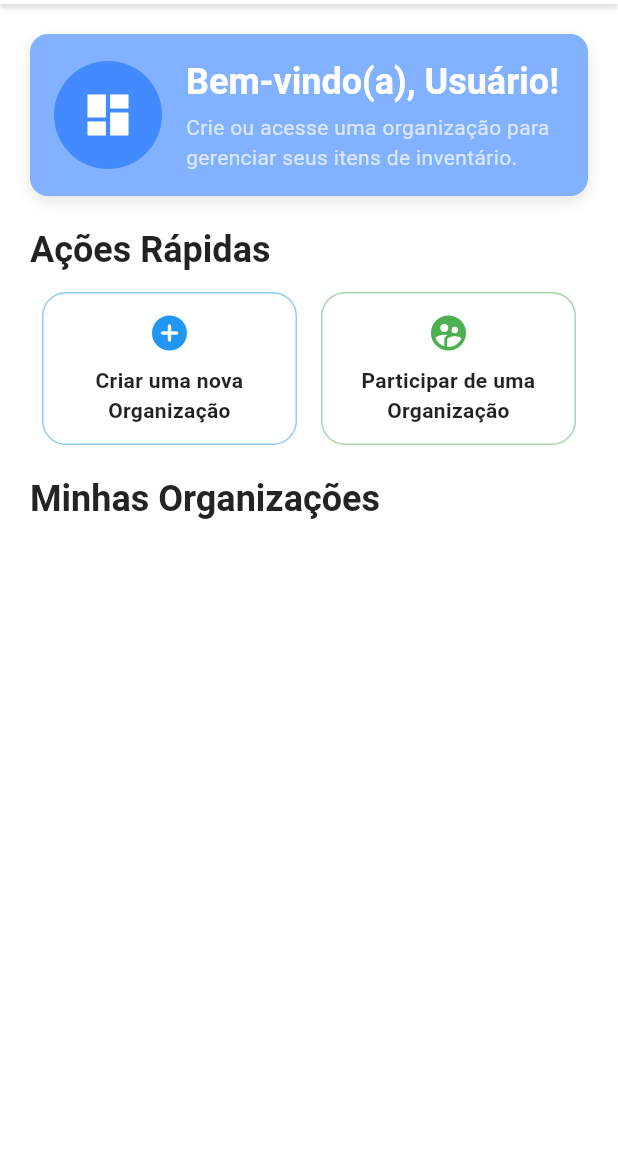
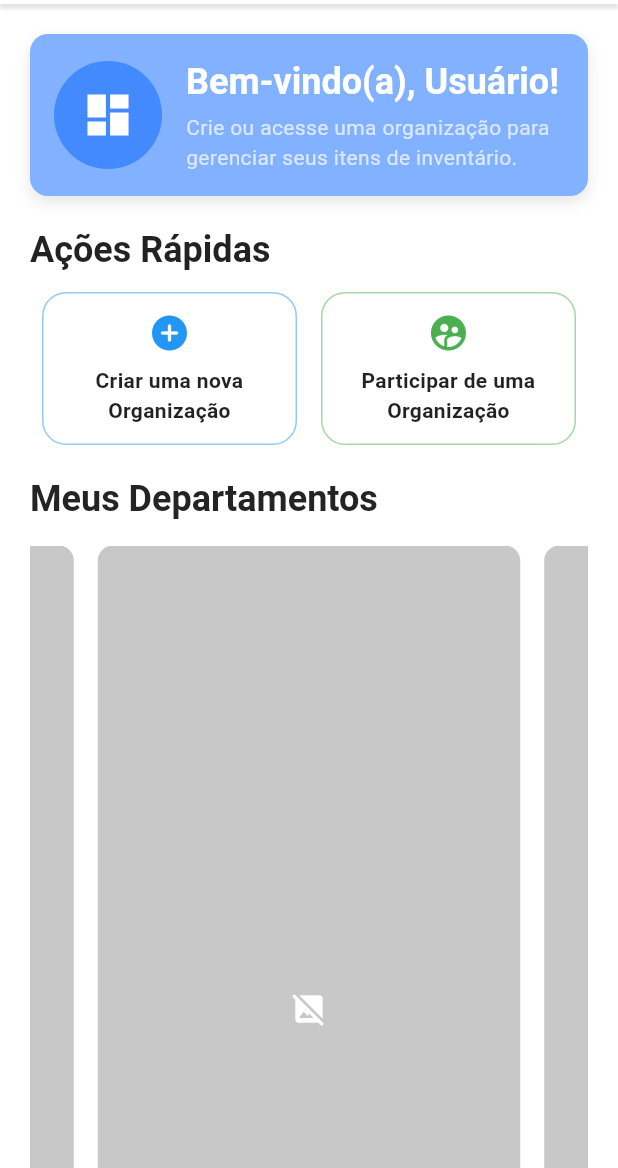
Before and after one commit to stiuff-mobile-devs/inventoryplatform, a Flutter app: the screen it shows after launch, on a phone screen of 412 x 824 dp, the part 68-1236 px from its top. Run offline on Flutter 3.47's test engine with Material 3 defaults, Android fonts, the phone set to English and light mode, and no system bars; drawn by our look-alikes of carousel_slider; our stand-ins replace animated_splash_screen, cached_network_image, connectivity_plus, flutter_svg, get, loading_indicator and 1 more; network calls fail.

Commit message:
carousel departamentos

```diff
--- a/lib/app/bindings/home_bindings.dart
+++ b/lib/app/bindings/home_bindings.dart
@@ -1,5 +1,5 @@
 import 'package:get/get.dart';
-import 'package:inventoryplatform/app/controllers/carrousel_section_controller.dart';
+import 'package:inventoryplatform/app/controllers/carousel_section_controller.dart';
 import 'package:inventoryplatform/app/controllers/home_controller.dart';
 
 class HomeBinding extends Bindings {
--- a/lib/app/controllers/home_controller.dart
+++ b/lib/app/controllers/home_controller.dart
@@ -1,13 +1,25 @@
 import 'package:get/get.dart';
-import 'package:inventoryplatform/app/controllers/carrousel_section_controller.dart';
+import 'package:inventoryplatform/app/controllers/carousel_section_controller.dart';
+import 'package:inventoryplatform/app/data/models/department_model.dart';
 
 class HomeController extends GetxController {
   final CarouselSectionController carouselController = Get.put(CarouselSectionController());
 /* final UtilsService _utilsService = UtilsService();
   final OrganizationRepository organizationRepository =
-      Get.find<OrganizationRepository>();
+      Get.find<OrganizationRepository>();*/
 
-  final RxList<OrganizationModel> organizations = <OrganizationModel>[].obs;*/
+  final List<DepartmentModel> departments = [
+    DepartmentModel(
+      id: '2',
+      title: "Laboratórios",
+      description: 'Um departamento para testes inicialmente vazia.',
+    ),
+    DepartmentModel(
+      id: '1',
+      title: "Embarcações",
+      description: 'Um departamento de exemplo com dados fictícios.',
+    ),
+  ];
 
   @override
   void onInit() {
--- /dev/null
+++ b/lib/app/data/models/department_model.dart
@@ -0,0 +1,53 @@
+class DepartmentModel {
+  String _id;
+  String _title;
+  String? _description;
+  String? _imagePath;
+
+  List<String>? _memberIds;
+  List<String>? _readerIds;
+  List<String>? _entityIds;
+  List<String>? _tagIds;
+  List<String>? _inventoryIds;
+  List<String>? _domainIds;
+
+  DepartmentModel({
+    required String id,
+    required String title,
+    String? description,
+    String? imagePath,
+  })  : _id = id,
+        _title = title,
+        _description = description,
+        _imagePath = imagePath,
+        _memberIds = [],
+        _readerIds = [],
+        _entityIds = [],
+        _tagIds = [],
+        _inventoryIds = [],
+        _domainIds = [];
+
+  String get id => _id;
+  String get title => _title;
+  String? get description => _description;
+  String? get imagePath => _imagePath;
+
+  List<String>? get members => _memberIds;
+  List<String>? get readers => _readerIds;
+  List<String>? get entities => _entityIds;
+  List<String>? get tags => _tagIds;
+  List<String>? get inventories => _inventoryIds;
+  List<String>? get domains => _domainIds;
+
+  set id(String id) => _id = id;
+  set title(String title) => _title = title;
+  set description(String? description) => _description = description;
+  set imagePath(String? imagePath) => _imagePath = imagePath;
+
+  set members(List<String>? members) => _memberIds = members;
+  set readers(List<String>? readers) => _readerIds = readers;
+  set entities(List<String>? entities) => _entityIds = entities;
+  set tags(List<String>? tags) => _tagIds = tags;
+  set inventories(List<String>? inventories) => _inventoryIds = inventories;
+  set domains(List<String>? domains) => _domainIds = domains;
+}
--- a/lib/app/routes/app_routes.dart
+++ b/lib/app/routes/app_routes.dart
@@ -1,5 +1,6 @@
 abstract class Routes {
   static const HOME = '/';
+  static const PANEL = '/panel';
   static const ROUTES = '/routes';
   static const INITIAL = '/initial';
   static const LOGIN = '/login';
--- a/lib/app/ui/device/home_page.dart
+++ b/lib/app/ui/device/home_page.dart
@@ -2,7 +2,9 @@ import 'package:flutter/material.dart';
 import 'package:get/get.dart';
 
 import 'package:inventoryplatform/app/controllers/home_controller.dart';
+import 'package:inventoryplatform/app/routes/app_routes.dart';
 import 'package:inventoryplatform/app/ui/device/theme/base_scaffold.dart';
+import 'package:inventoryplatform/app/ui/device/theme/carousel_section.dart' as w;
 
 class HomePage extends StatelessWidget {
   final HomeController controller = Get.put(HomeController());
@@ -21,14 +23,13 @@ class HomePage extends StatelessWidget {
             const SizedBox(height: 20),
             _buildQuickActions(context),
             const SizedBox(height: 20),
-            _buildSectionTitle('Minhas Organizações', context),
+            _buildSectionTitle('Meus Departamentos', context),
             const SizedBox(height: 16),
-            /*w.CarouselSection(
+            w.CarouselSection(
               isExpanded: true,
               controller: controller.carouselController,
-              items: controller.organizations,
-              route: AppRoutes.panel,
-            ),*/
+              departments: controller.departments,
+            ),
           ],
         ),
       ),
--- /dev/null
+++ b/lib/app/ui/device/theme/carousel_section.dart
@@ -0,0 +1,197 @@
+import 'package:flutter/material.dart';
+import 'package:get/get.dart';
+import 'package:carousel_slider/carousel_slider.dart';
+import 'package:inventoryplatform/app/controllers/carousel_section_controller.dart';
+import 'package:inventoryplatform/app/data/models/department_model.dart';
+
+class CarouselSection extends StatelessWidget {
+  final CarouselSectionController controller;
+  final List<DepartmentModel> departments;
+
+  final bool? isExpanded;
+  final String? route;
+
+  const CarouselSection({
+    super.key,
+    this.isExpanded,
+    this.route,
+    required this.controller,
+    required this.departments,
+  });
+
+  @override
+  Widget build(BuildContext context) {
+    controller.initializeHoverState(departments.length);
+
+    WidgetsBinding.instance.addPostFrameCallback((_) {
+      controller.setHovered(controller.carouselIndex.value, true);
+      Future.delayed(
+        const Duration(seconds: 3),
+        () => controller.setHovered(controller.carouselIndex.value, false),
+      );
+    });
+
+    return Obx(
+      () => Stack(
+        alignment: Alignment.bottomCenter,
+        children: [
+          Padding(
+            padding: const EdgeInsets.only(bottom: 20.0),
+            child: CarouselSlider(
+              options: CarouselOptions(
+                height: (isExpanded ?? false)
+                    ? MediaQuery.of(context).size.height * 0.75
+                    : MediaQuery.of(context).size.height * 0.25,
+                viewportFraction: 0.8,
+                initialPage: 1,
+                enableInfiniteScroll: true,
+                enlargeCenterPage: false,
+                autoPlay: false,
+                onPageChanged: (index, reason) {
+                  controller.updateCarouselIndex(index);
+                  controller.setHovered(index, true);
+                  Future.delayed(
+                    const Duration(seconds: 3),
+                    () => controller.setHovered(index, false),
+                  );
+                },
+              ),
+              items: departments
+                  .asMap()
+                  .entries
+                  .map(
+                    (entry) => _buildCarouselItem(
+                        entry.key, entry.value, 0.8, context,
+                        route: route),
+                  )
+                  .toList(),
+            ),
+          ),
+          Positioned(
+            bottom: 0,
+            child: Row(
+              mainAxisAlignment: MainAxisAlignment.center,
+              children: List.generate(
+                departments.length,
+                (index) =>
+                    _buildIndicator(controller.carouselIndex.value, index),
+              ),
+            ),
+          ),
+        ],
+      ),
+    );
+  }
+
+  Widget _buildCarouselItem(int index, DepartmentModel department,
+      double viewportfraction, BuildContext context,
+      {String? route}) {
+    return GestureDetector(
+      onTap: () {
+        if (route != null) {
+          Get.toNamed(
+            route,
+            arguments: department,
+          );
+        }
+      },
+      onLongPress: () {
+        controller.setHovered(index, true);
+        Future.delayed(
+          const Duration(seconds: 3),
+          () => controller.setHovered(index, false),
+        );
+      },
+      child: MouseRegion(
+        onEnter: (_) => controller.setHovered(index, true),
+        onExit: (_) => controller.setHovered(index, false),
+        child: Container(
+          margin: const EdgeInsets.symmetric(horizontal: 8.0),
+          decoration: BoxDecoration(
+            color: const Color.fromARGB(145, 158, 158, 158),
+            borderRadius: BorderRadius.circular(10.0),
+          ),
+          child: Stack(
+            alignment: Alignment.bottomCenter,
+            children: [
+              ClipRRect(
+                borderRadius: BorderRadius.circular(10.0),
+                child: (department.imagePath != null)
+                    ? Image.asset(
+                        department.imagePath!,
+                        fit: BoxFit.cover,
+                        height: double.infinity,
+                        width: double.infinity,
+                      )
+                    : const SizedBox(
+                        width: double.infinity,
+                        child: Center(
+                          child: Icon(
+                            Icons.image_not_supported_rounded,
+                            color: Colors.white,
+                          ),
+                        ),
+                      ),
+              ),
+              AnimatedPositioned(
+                duration: const Duration(milliseconds: 300),
+                curve: Curves.easeOut,
+                bottom: controller.isHoveredList[index] ? 0 : -40,
+                child: ClipRRect(
+                  borderRadius: BorderRadius.circular(10.0),
+                  child: AnimatedOpacity(
+                    duration: const Duration(milliseconds: 300),
+                    opacity: controller.isHoveredList[index] ? 1.0 : 0.0,
+                    child: Container(
+                      color: Colors.black.withOpacity(0.6),
+                      width: MediaQuery.of(context).size.width *
+                          viewportfraction *
+                          0.85,
+                      padding: const EdgeInsets.symmetric(
+                        horizontal: 16.0,
+                        vertical: 8.0,
+                      ),
+                      child: Column(
+                        crossAxisAlignment: CrossAxisAlignment.start,
+                        children: [
+                          Text(
+                            department.title,
+                            style: TextStyle(
+                              fontWeight: FontWeight.bold,
+                              color: Colors.white,
+                              fontSize: (isExpanded ?? false) ? 20 : 16,
+                            ),
+                          ),
+                          if (department.description != null)
+                            Text(
+                              department.description!,
+                              style: TextStyle(
+                                color: Colors.white,
+                                fontSize: (isExpanded ?? false) ? 16 : 12,
+                              ),
+                            ),
+                        ],
+                      ),
+                    ),
+                  ),
+                ),
+              ),
+            ],
+          ),
+        ),
+      ),
+    );
+  }
+
+  Widget _buildIndicator(int currentIndex, int index) {
+    return Container(
+      width: 8.0,
+      height: 8.0,
+      margin: const EdgeInsets.symmetric(horizontal: 4.0),
+      decoration: BoxDecoration(
+        shape: BoxShape.circle,
+        color: currentIndex == index ? Colors.blue : Colors.grey.shade400,
+      ),
+    );
+  }
+}
--- a/lib/main.dart
+++ b/lib/main.dart
@@ -7,11 +7,9 @@ import 'package:inventoryplatform/app/routes/app_pages.dart';
 import 'package:inventoryplatform/app/routes/app_routes.dart';
 import 'package:inventoryplatform/app/ui/device/theme/app_theme.dart';
 
-
 Future<void> main() async {
   WidgetsFlutterBinding.ensureInitialized();
   Get.put(ConnectionController());
-
 
   runApp(
     GetMaterialApp(
```
Also changed, not shown: lib/app/controllers/carousel_section_controller.dart (renamed from lib/app/controllers/carrousel_section_controller.dart).
